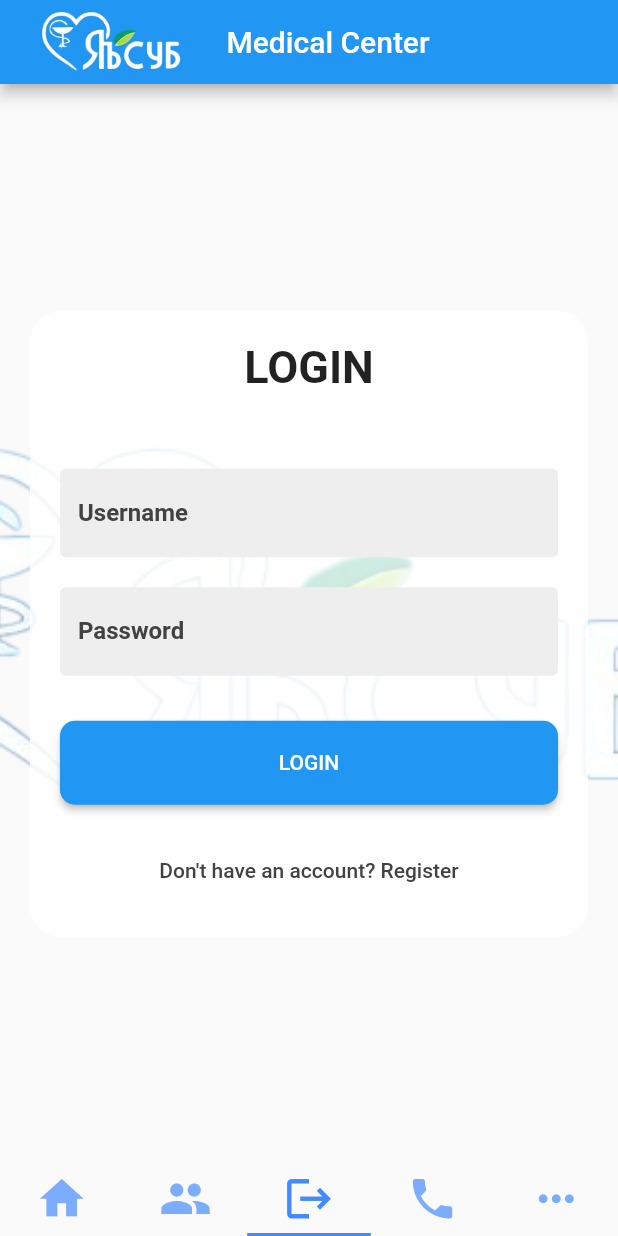
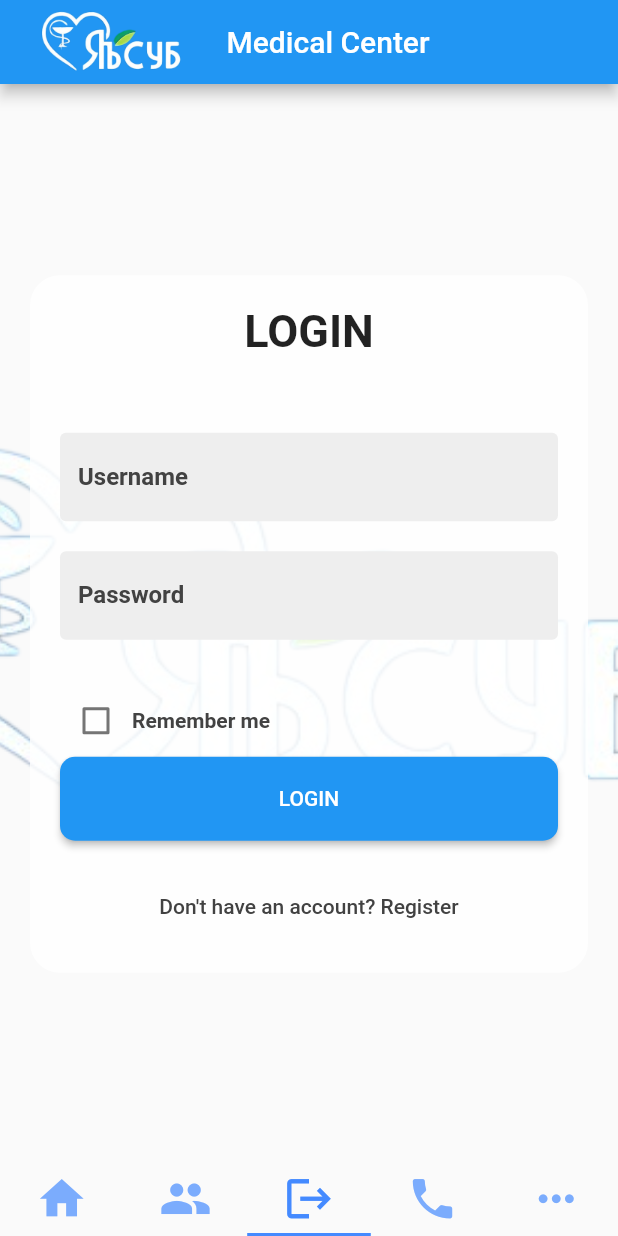
Before and after one commit to MrKomron/flutter_end_project, a Flutter app: the screen it shows after launch, item 3 of the bottom bar chosen, after a tap on "LOGIN", on a phone screen of 412 x 824 dp. Run offline on Flutter 3.47's test engine with Material 2 defaults, Android fonts, the phone set to English and light mode, and no system bars; our stand-ins replace audioplayers, video_player.

```diff
--- a/lib/main.dart
+++ b/lib/main.dart
@@ -1,4 +1,5 @@
 import 'package:flutter/material.dart';
+import 'package:flutter_end_project/pages/register.dart';
 import './pages/home.dart';
 import './pages/team.dart';
 import './pages/meditaion.dart';
@@ -71,7 +72,9 @@ class MedicalCenter extends StatelessWidget {
                     size: 35,
                   )),
                 ]),
-            body: TabBarView(
+          body: WillPopScope(
+            onWillPop: () async => !Navigator.of(context).userGestureInProgress,
+            child: TabBarView(
               children: [
                 HomePage(),
                 Team(),
@@ -79,7 +82,8 @@ class MedicalCenter extends StatelessWidget {
                 ContactPage(),
                 Meditaion(),
               ],
-            )
+            ),
+          ),
         )
     );
   }
--- a/lib/pages/home.dart
+++ b/lib/pages/home.dart
@@ -69,11 +69,7 @@ class HomePage extends StatelessWidget {
   }
 
   Widget _buildServiceItem(BuildContext context, IconData icon, String title, String description) {
-    return GestureDetector(
-      onTap: () {
-        // TODO: navigate to service page
-      },
-      child: Container(
+    return  Container(
         decoration: BoxDecoration(
           color: Colors.white,
           borderRadius: BorderRadius.circular(10.0),
@@ -113,7 +109,7 @@ class HomePage extends StatelessWidget {
             ),
           ],
         ),
-      ),
-    );
+      );
+
   }
 }
--- a/lib/pages/login.dart
+++ b/lib/pages/login.dart
@@ -1,6 +1,5 @@
 import 'package:flutter/material.dart';
 import 'package:flutter_end_project/pages/register.dart';
-
 
 void main() {
   runApp(MaterialApp(
@@ -8,10 +7,14 @@ void main() {
   ));
 }
 
+class Login extends StatefulWidget {
+  @override
+  _LoginState createState() => _LoginState();
+}
 
+class _LoginState extends State<Login> {
+  bool _isChecked = false;
 
-
-class Login extends StatelessWidget {
   @override
   Widget build(BuildContext context) {
     return Scaffold(
@@ -65,7 +68,14 @@ class Login extends StatelessWidget {
                           borderSide: BorderSide.none,
                         ),
                       ),
+                      validator: (value) {
+                        if (value == null || value.isEmpty) {
+                          return 'Please enter your username';
+                        }
+                        return null;
+                      },
                     ),
+
                     SizedBox(height: 20.0),
                     TextFormField(
                       decoration: InputDecoration(
@@ -86,9 +96,28 @@ class Login extends StatelessWidget {
                       obscureText: true,
                     ),
                     SizedBox(height: 30.0),
+                    Row(
+                      children: [
+                        Checkbox(
+                          value: _isChecked,
+                          onChanged: (value) {
+                            setState(() {
+                              _isChecked = value!;
+                            });
+                          },
+                        ),
+                        Text(
+                          'Remember me',
+                          style: TextStyle(
+                            fontWeight: FontWeight.bold,
+                            color: Colors.grey[800],
+                          ),
+                        ),
+                      ],
+                    ),
                     ElevatedButton(
                       onPressed: () {
-                        print("Login is clocked");
+                        print("Login is clicked");
                       },
                       child: Text('LOGIN'),
                       style: ElevatedButton.styleFrom(
@@ -100,10 +129,12 @@ class Login extends StatelessWidget {
                     ),
                     SizedBox(height: 20.0),
                     TextButton(
-                      onPressed: () {Navigator.pushReplacement(
-                        context,
-                        MaterialPageRoute(builder: (context) => RegisterScreen()),
-                      );},
+                      onPressed: () {
+                        Navigator.pushReplacement(
+                          context,
+                          MaterialPageRoute(builder: (context) => RegisterScreen()),
+                        );
+                      },
                       child: Text(
                         "Don't have an account? Register",
                         style: TextStyle(
```
Also changed, not shown: lib/pages/register.dart (+25 -10 lines).
